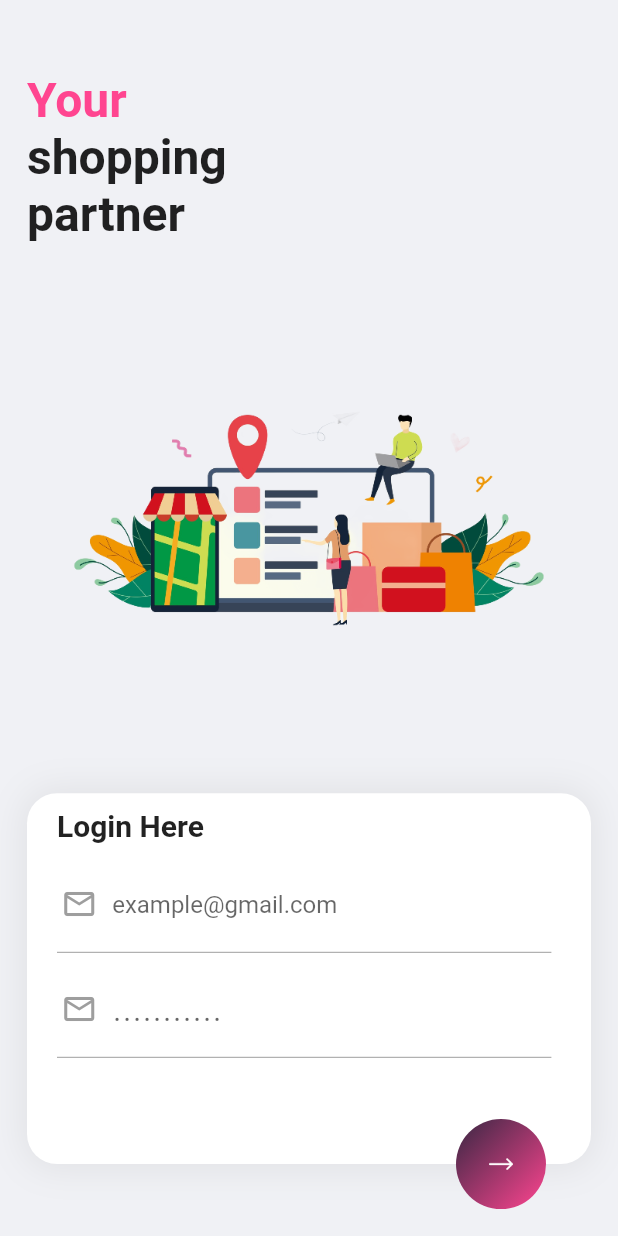
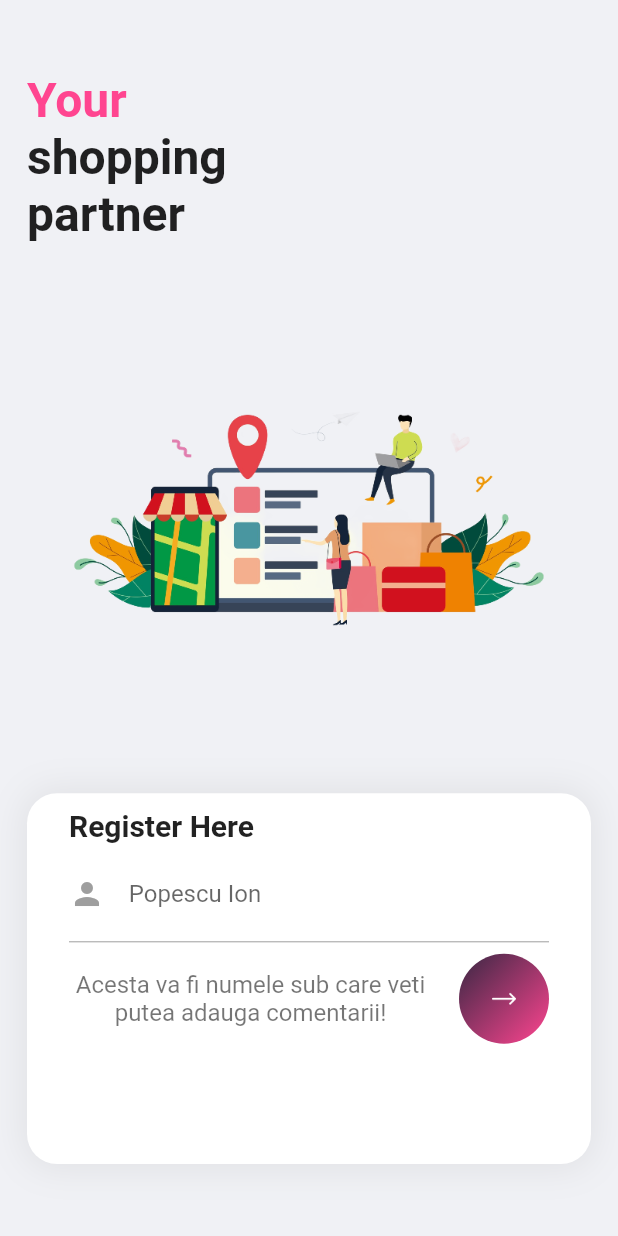
Before and after one commit to alexcojcoaru02/Shopping_Assistant_v3, a Flutter app: the screen it shows after launch, on a phone screen of 412 x 824 dp. Run offline on Flutter 3.47's test engine with Material 2 defaults, Android fonts, the phone set to English and light mode, and no system bars; our stand-ins replace charts_flutter, flutter_rating_bar, fluttertoast, font_awesome_flutter, shared_preferences; missing offline and left inert: flutter_barcode_scanner.

Commit message:
Change login page

```diff
--- a/ShoppingAssistant.Mobile/shopping_assistant/lib/pages/login_page.dart
+++ b/ShoppingAssistant.Mobile/shopping_assistant/lib/pages/login_page.dart
@@ -16,14 +16,16 @@ class _LoginPageState extends State<LoginPage> {
   @override
   Widget build(BuildContext context) {
     Size size = MediaQuery.of(context).size;
-    final emailController = TextEditingController();
+    final nameController = TextEditingController();
     final AuthProvider authProvider = Provider.of<AuthProvider>(context);
 
     @override
     void dispose() {
-      emailController.dispose();
+      nameController.dispose();
       super.dispose();
     }
+
+    size = MediaQuery.of(context).size;
 
     return Scaffold(
       backgroundColor: const Color(0xfff0f1f5),
@@ -68,8 +70,7 @@ class _LoginPageState extends State<LoginPage> {
                     height: size.height * .3,
                     decoration: BoxDecoration(
                       color: Colors.white,
-                        borderRadius:
-                            const BorderRadius.all(Radius.circular(20)),
+                      borderRadius: const BorderRadius.all(Radius.circular(20)),
                       boxShadow: [
                         BoxShadow(
                           color: Colors.grey.withOpacity(.2),
@@ -77,106 +78,82 @@ class _LoginPageState extends State<LoginPage> {
                           blurRadius: 20,
                           offset: const Offset(0, 0),
                         )
-                        ]),
-                    child: Stack(
-                      clipBehavior: Clip.none,
+                      ],
+                    ),
+                    child: Column(
                       children: [
-                        const Positioned(
-                          top: 10,
-                          left: 20,
+                        Padding(
+                          padding: const EdgeInsets.symmetric(
+                              horizontal: 28, vertical: 10),
+                          child: Column(
+                            mainAxisAlignment: MainAxisAlignment.spaceEvenly,
+                            children: [
+                              const SizedBox(
+                                width: double.infinity,
                                 child: Text(
-                            'Login Here',
+                                  'Register Here',
+                                  textAlign: TextAlign.start,
                                   style: TextStyle(
                                     fontSize: 20,
                                     fontWeight: FontWeight.w600,
                                   ),
                                 ),
                               ),
-                        Positioned(
-                            top: 50,
-                            left: 20,
-                            child: Column(
-                              children: [
+                              const SizedBox(
+                                height: 10,
+                              ),
                               Row(
                                 children: [
                                   const Icon(
-                                      Icons.mail_outline,
+                                    Icons.person,
                                     color: Colors.grey,
                                   ),
-                                    Container(
-                                      padding: const EdgeInsets.only(left: 10),
-                                      width: 300,
+                                  Expanded(
                                     child: TextField(
-                                        controller: emailController,
+                                      controller: nameController,
                                       cursorColor: Colors.grey,
                                       style: const TextStyle(
                                         color: Colors.black54,
                                       ),
                                       decoration: const InputDecoration(
                                         border: InputBorder.none,
-                                          hintText: 'example@gmail.com',
+                                        hintText: '    Popescu Ion',
                                       ),
                                     ),
                                   ),
                                 ],
                               ),
-                                SizedBox(
-                                  width: size.width * .8 > 720
-                                      ? 720
-                                      : size.width * .8,
-                                  child: const Divider(
+                              const SizedBox(
+                                child: Divider(
                                   color: Colors.grey,
                                 ),
                               ),
-                              ],
-                            )),
-                        Positioned(
-                            top: 120,
-                            left: 20,
-                            child: Column(
+                              Container(
+                                constraints: const BoxConstraints(
+                                  maxWidth: 700,
+                                ),
+                                child: Row(
+                                  mainAxisAlignment:
+                                      MainAxisAlignment.spaceBetween,
                                   children: [
-                                Row(
-                                  children: [
-                                    const Icon(
-                                      Icons.mail_outline,
-                                      color: Colors.grey,
-                                    ),
-                                    Container(
-                                      padding: const EdgeInsets.only(left: 10),
-                                      width: 300,
-                                      child: const TextField(
-                                        obscureText: true,
-                                        cursorColor: Colors.grey,
+                                    SizedBox(
+                                      width: size.width < 573 ? size.width - 170 : 423,
+                                      child: const Text(
+                                        'Acesta va fi numele sub care veti putea adauga comentarii!',
+                                        textAlign: TextAlign.center,
+                                        maxLines: 3,
+                                        overflow: TextOverflow.ellipsis,
                                         style: TextStyle(
+                                          fontSize: 16,
                                           color: Colors.black54,
-                                          fontSize: 20,
-                                          letterSpacing: 1.4,
-                                        ),
-                                        decoration: InputDecoration(
-                                          border: InputBorder.none,
-                                          hintText: '...........',
+                                          overflow: TextOverflow.ellipsis,
                                         ),
                                       ),
                                     ),
-                                  ],
-                                ),
-                                SizedBox(
-                                  width: size.width * .8 > 720
-                                      ? 720
-                                      : size.width * .8,
-                                  child: const Divider(
-                                    color: Colors.grey,
-                                  ),
-                                ),
-                              ],
-                            )),
-                        Positioned(
-                          bottom: -30,
-                          right: 30,
-                          child: GestureDetector(
+                                    GestureDetector(
                                       onTap: () {
-                              String email = emailController.text;
-                              authProvider.login(email);
+                                        String userName = nameController.text;
+                                        authProvider.login(userName);
 
                                         // Navigator.pushReplacement(
                                         //   context,
@@ -200,12 +177,18 @@ class _LoginPageState extends State<LoginPage> {
                                                 1.0
                                               ],
                                               begin: FractionalOffset.topLeft,
-                                    end: FractionalOffset.bottomRight),
+                                              end:
+                                                  FractionalOffset.bottomRight),
                                           shape: BoxShape.circle,
                                         ),
-                              child:
-                                  Image.asset('assets/images/right-arrow.png'),
+                                        child: Image.asset(
+                                            'assets/images/right-arrow.png'),
                                       ),
+                                    ),
+                                  ],
+                                ),
+                              ),
+                            ],
                           ),
                         ),
                       ],
```
Lines whose indentation alone changed are shown as unchanged.
